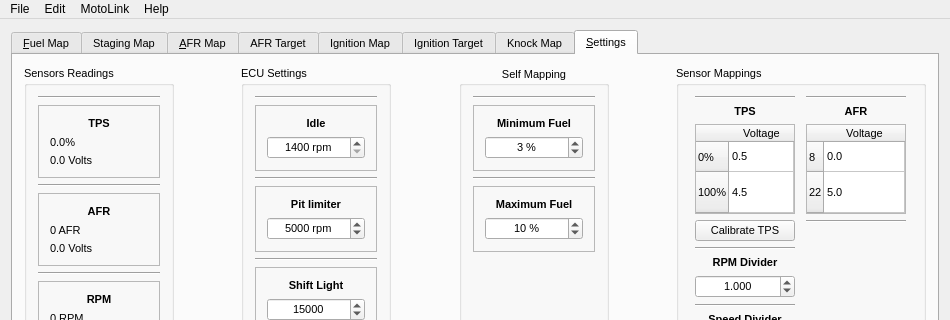
Qt form GUI/ui/main.ui (fpoussin/MotoLink) before a commit; both pictures show x 0 to 950 and y 0 to 320 of the 950 by 500 pixel window.
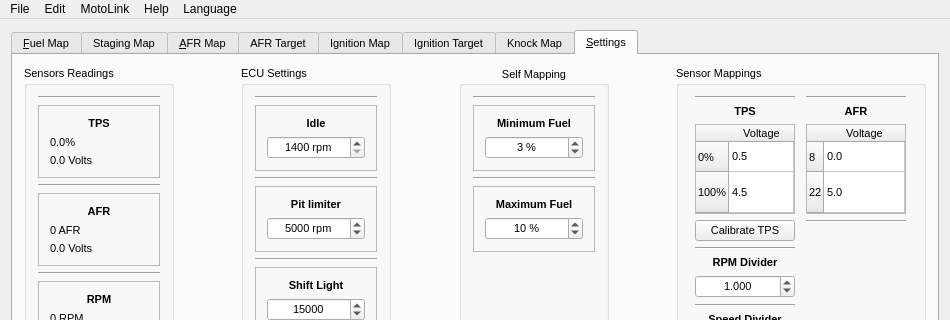
The same form after that commit. Icons and pictures are not drawn.

```diff
--- a/GUI/ui/main.ui
+++ b/GUI/ui/main.ui
@@ -1266,10 +1266,18 @@
     <addaction name="actionUndo"/>
     <addaction name="actionRedo"/>
    </widget>
+   <widget class="QMenu" name="menuLanguage">
+    <property name="title">
+     <string>Language</string>
+    </property>
+    <addaction name="actionEnglish"/>
+    <addaction name="actionFran_ais"/>
+   </widget>
    <addaction name="menuTest"/>
    <addaction name="menuEdit"/>
    <addaction name="menuConnection"/>
    <addaction name="menuHelp"/>
+   <addaction name="menuLanguage"/>
   </widget>
   <widget class="QStatusBar" name="statusBar">
    <property name="sizeGripEnabled">
```
Left out of the diff: 34 changed lines with no effect on the pictures.
